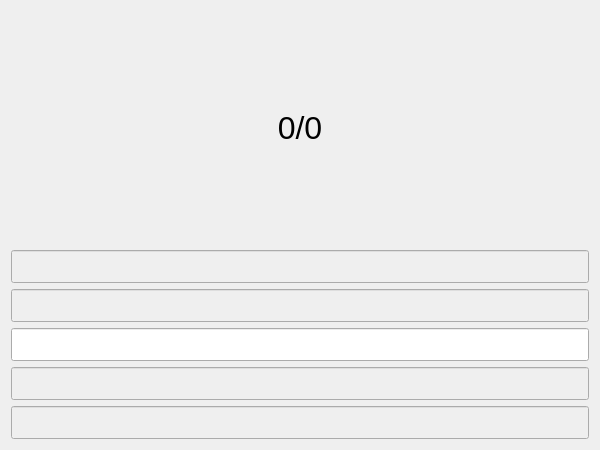
First picture: the form in SpeakEnglish/ChallengeForm.ui, repository olegphpgithub/ChallengeAccepted, before the edit.
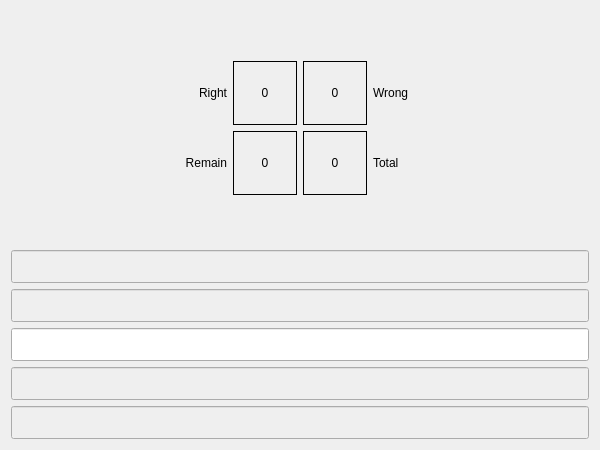
Second picture: the form after the edit.

The edit to the form file:
```diff
--- a/SpeakEnglish/ChallengeForm.ui
+++ b/SpeakEnglish/ChallengeForm.ui
@@ -17,19 +17,194 @@
    <item>
     <layout class="QVBoxLayout" name="verticalLayout">
      <item>
-      <widget class="QLabel" name="statusLabel">
-       <property name="font">
-        <font>
-         <pointsize>24</pointsize>
-        </font>
-       </property>
-       <property name="text">
-        <string>0/0</string>
-       </property>
-       <property name="alignment">
-        <set>Qt::AlignCenter</set>
-       </property>
-      </widget>
+      <layout class="QGridLayout" name="gridLayout">
+       <item row="1" column="2">
+        <widget class="QLabel" name="wrongLabel">
+         <property name="minimumSize">
+          <size>
+           <width>64</width>
+           <height>64</height>
+          </size>
+         </property>
+         <property name="maximumSize">
+          <size>
+           <width>64</width>
+           <height>64</height>
+          </size>
+         </property>
+         <property name="styleSheet">
+          <string notr="true">border-style: solid; border-width: 1px;</string>
+         </property>
+         <property name="text">
+          <string>0</string>
+         </property>
+         <property name="alignment">
+          <set>Qt::AlignCenter</set>
+         </property>
+        </widget>
+       </item>
+       <item row="0" column="1">
+        <spacer name="verticalSpacer">
+         <property name="orientation">
+          <enum>Qt::Vertical</enum>
+         </property>
+         <property name="sizeHint" stdset="0">
+          <size>
+           <width>20</width>
+           <height>40</height>
+          </size>
+         </property>
+        </spacer>
+       </item>
+       <item row="2" column="2">
+        <widget class="QLabel" name="totalLabel">
+         <property name="minimumSize">
+          <size>
+           <width>64</width>
+           <height>64</height>
+          </size>
+         </property>
+         <property name="maximumSize">
+          <size>
+           <width>64</width>
+           <height>64</height>
+          </size>
+         </property>
+         <property name="styleSheet">
+          <string notr="true">border-style: solid; border-width: 1px;</string>
+         </property>
+         <property name="text">
+          <string>0</string>
+         </property>
+         <property name="alignment">
+          <set>Qt::AlignCenter</set>
+         </property>
+        </widget>
+       </item>
+       <item row="1" column="1">
+        <widget class="QLabel" name="rightLabel">
+         <property name="minimumSize">
+          <size>
+           <width>64</width>
+           <height>64</height>
+          </size>
+         </property>
+         <property name="maximumSize">
+          <size>
+           <width>64</width>
+           <height>64</height>
+          </size>
+         </property>
+         <property name="styleSheet">
+          <string notr="true">border-style: solid; border-width: 1px;</string>
+         </property>
+         <property name="text">
+          <string>0</string>
+         </property>
+         <property name="alignment">
+          <set>Qt::AlignCenter</set>
+         </property>
+        </widget>
+       </item>
+       <item row="2" column="1">
+        <widget class="QLabel" name="remainLabel">
+         <property name="minimumSize">
+          <size>
+           <width>64</width>
+           <height>64</height>
+          </size>
+         </property>
+         <property name="maximumSize">
+          <size>
+           <width>64</width>
+           <height>64</height>
+          </size>
+         </property>
+         <property name="styleSheet">
+          <string notr="true">border-style: solid; border-width: 1px;</string>
+         </property>
+         <property name="text">
+          <string>0</string>
+         </property>
+         <property name="alignment">
+          <set>Qt::AlignCenter</set>
+         </property>
+        </widget>
+       </item>
+       <item row="2" column="0">
+        <widget class="QLabel" name="label_5">
+         <property name="text">
+          <string>Remain</string>
+         </property>
+         <property name="alignment">
+          <set>Qt::AlignRight|Qt::AlignTrailing|Qt::AlignVCenter</set>
+         </property>
+        </widget>
+       </item>
+       <item row="2" column="3">
+        <widget class="QLabel" name="label_6">
+         <property name="text">
+          <string>Total</string>
+         </property>
+        </widget>
+       </item>
+       <item row="0" column="0">
+        <spacer name="horizontalSpacer">
+         <property name="orientation">
+          <enum>Qt::Horizontal</enum>
+         </property>
+         <property name="sizeHint" stdset="0">
+          <size>
+           <width>40</width>
+           <height>20</height>
+          </size>
+         </property>
+        </spacer>
+       </item>
+       <item row="0" column="3">
+        <spacer name="horizontalSpacer_2">
+         <property name="orientation">
+          <enum>Qt::Horizontal</enum>
+         </property>
+         <property name="sizeHint" stdset="0">
+          <size>
+           <width>40</width>
+           <height>20</height>
+          </size>
+         </property>
+        </spacer>
+       </item>
+       <item row="3" column="1">
+        <spacer name="verticalSpacer_2">
+         <property name="orientation">
+          <enum>Qt::Vertical</enum>
+         </property>
+         <property name="sizeHint" stdset="0">
+          <size>
+           <width>20</width>
+           <height>40</height>
+          </size>
+         </property>
+        </spacer>
+       </item>
+       <item row="1" column="0">
+        <widget class="QLabel" name="label_7">
+         <property name="text">
+          <string>Right</string>
+         </property>
+         <property name="alignment">
+          <set>Qt::AlignRight|Qt::AlignTrailing|Qt::AlignVCenter</set>
+         </property>
+        </widget>
+       </item>
+       <item row="1" column="3">
+        <widget class="QLabel" name="label_8">
+         <property name="text">
+          <string>Wrong</string>
+         </property>
+        </widget>
+       </item>
+      </layout>
      </item>
      <item>
       <widget class="QLineEdit" name="questionLineEdit">
```
